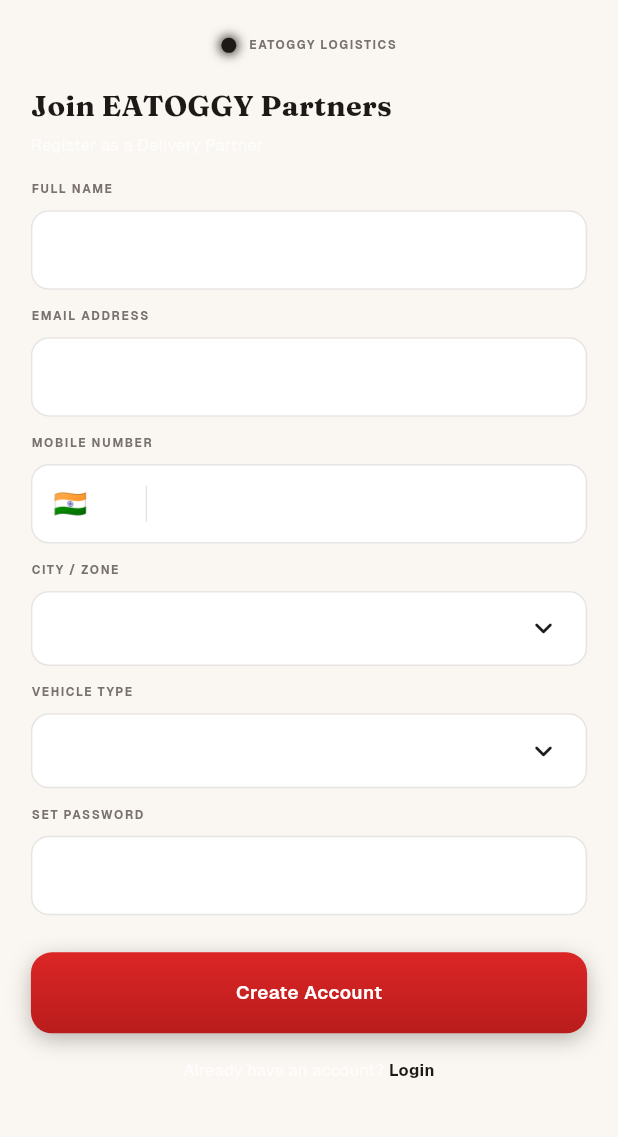
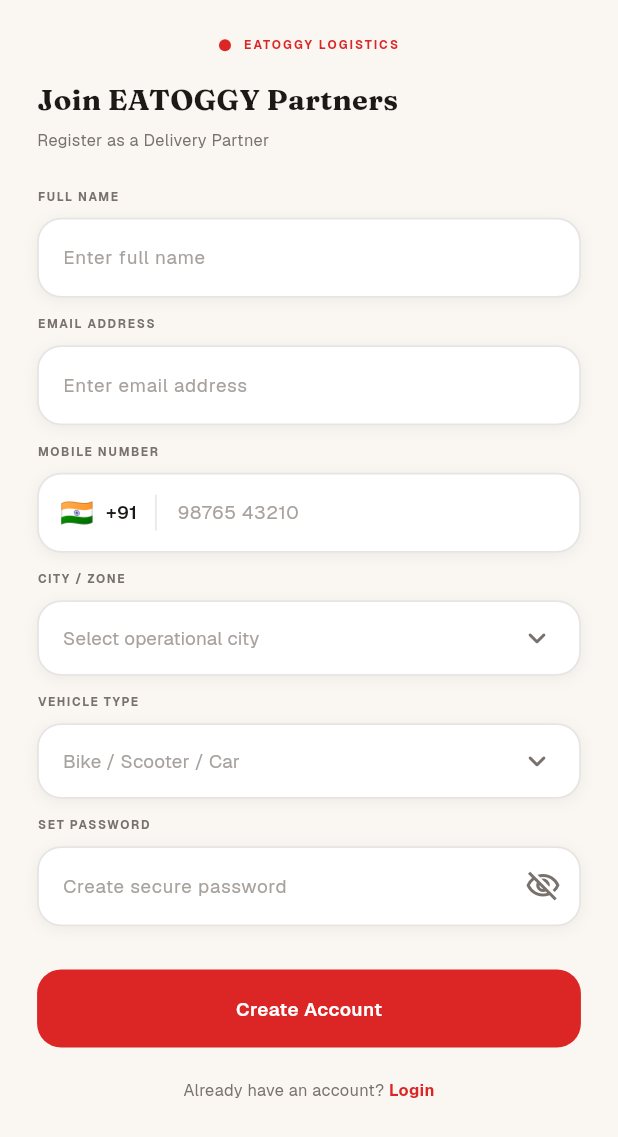
Before and after one commit to prabhasadvmen-maker/eatoggy-partner-app-, a Flutter app: the screen it shows after launch, on a phone screen of 412 x 824 dp. Shown: the top 1137 px of the screen. Run offline on Flutter 3.47's test engine with Material 3 defaults, Android fonts, the phone set to English and light mode, and no system bars; our stand-ins replace equatable, flutter_bloc, go_router, google_fonts, image_picker, sizer; project files that could hold a hidden picture were left out.

Commit message:
feat(auth): enhance partner registration screen with vehicle selection

```diff
--- a/lib/features/authentication/pages/register_screen.dart
+++ b/lib/features/authentication/pages/register_screen.dart
@@ -4,6 +4,7 @@ import 'package:flutter_bloc/flutter_bloc.dart';
 import 'package:sizer/sizer.dart';
 import '../../../core/theme/app_colors.dart';
 import '../../../core/theme/app_text_styles.dart';
+import '../../../core/theme/app_spacing.dart';
 import '../bloc/register_bloc.dart';
 
 class RegisterScreen extends StatelessWidget {
@@ -84,10 +85,9 @@ class _RegisterViewState extends State<RegisterView> {
 
   @override
   Widget build(BuildContext context) {
-    const bgColor = AppColors.darkBackground;
-    const goldColor = AppColors.goldFont;
-    const borderColor = AppColors.darkBorder;
-    const inputBgColor = AppColors.darkSurface;
+    const bgColor = AppColors.background;
+    const borderColor = AppColors.border;
+    const inputBgColor = AppColors.surface;
 
     return Scaffold(
       backgroundColor: bgColor,
@@ -99,7 +99,7 @@ class _RegisterViewState extends State<RegisterView> {
             }
           },
           child: SingleChildScrollView(
-            padding: EdgeInsets.symmetric(horizontal: 5.w, vertical: 2.h),
+            padding: EdgeInsets.symmetric(horizontal: 6.w, vertical: 2.h),
             child: Column(
               crossAxisAlignment: CrossAxisAlignment.start,
               children: [
@@ -111,45 +111,39 @@ class _RegisterViewState extends State<RegisterView> {
                     mainAxisSize: MainAxisSize.min,
                     children: [
                       Container(
-                        width: 10,
-                        height: 10,
+                        width: 8,
+                        height: 8,
                         decoration: const BoxDecoration(
-                          color: goldColor,
+                          color: AppColors.primary,
                           shape: BoxShape.circle,
-                          boxShadow: [
-                            BoxShadow(
-                              color: goldColor,
-                              blurRadius: 6,
-                              spreadRadius: 1,
-                            )
-                          ],
                         ),
                       ),
                       const SizedBox(width: 8),
                       Text(
                         'EATOGGY LOGISTICS',
-                        style: AppTextStyles.label,
+                        style: AppTextStyles.label.copyWith(
+                          color: AppColors.primary,
+                          letterSpacing: 1.4,
+                        ),
                       ),
                     ],
                   ),
                 ),
 
-                SizedBox(height: 2.5.h),
+                SizedBox(height: 2.h),
 
-                // Title & Subtitle
+                // Title & Subtitle matching d01b-register.svg
                 Text(
                   'Join EATOGGY Partners',
                   style: AppTextStyles.headingLarge,
                 ),
-                SizedBox(height: 0.5.h),
+                SizedBox(height: 0.6.h),
                 Text(
                   'Register as a Delivery Partner',
-                  style: AppTextStyles.bodyMedium.copyWith(
-                    color: Colors.white70,
-                  ),
+                  style: AppTextStyles.bodyMedium,
                 ),
 
-                SizedBox(height: 2.h),
+                SizedBox(height: 3.h),
 
                 // FULL NAME
                 _buildLabel('FULL NAME'),
@@ -203,10 +197,12 @@ class _RegisterViewState extends State<RegisterView> {
                         Container(
                           decoration: BoxDecoration(
                             color: inputBgColor,
-                            borderRadius: BorderRadius.circular(12),
+                            borderRadius: AppRadius.borderLg,
                             border: Border.all(
                               color: hasError ? AppColors.error : borderColor,
+                              width: 1.2,
                             ),
+                            boxShadow: AppShadows.card,
                           ),
                           child: Row(
                             children: [
@@ -215,11 +211,10 @@ class _RegisterViewState extends State<RegisterView> {
                                 child: Row(
                                   children: [
                                     const Text('🇮🇳', style: TextStyle(fontSize: 18)),
-                                    const SizedBox(width: 6),
+                                    const SizedBox(width: 8),
                                     Text(
                                       '+91',
                                       style: AppTextStyles.bodyLarge.copyWith(
-                                        color: Colors.white,
                                         fontWeight: FontWeight.w600,
                                       ),
                                     ),
@@ -241,10 +236,10 @@ class _RegisterViewState extends State<RegisterView> {
                                     LengthLimitingTextInputFormatter(10),
                                   ],
                                   onChanged: (val) => context.read<RegisterBloc>().add(RegisterPhoneChanged(val)),
-                                  style: AppTextStyles.bodyLarge.copyWith(color: Colors.white),
+                                  style: AppTextStyles.bodyLarge.copyWith(fontWeight: FontWeight.w500),
                                   decoration: InputDecoration(
                                     hintText: '98765 43210',
-                                    hintStyle: AppTextStyles.bodyLarge.copyWith(color: Colors.white38),
+                                    hintStyle: AppTextStyles.bodyLarge.copyWith(color: AppColors.textPlaceholder),
                                     fillColor: Colors.transparent,
                                     filled: false,
                                     border: InputBorder.none,
@@ -338,19 +333,21 @@ class _RegisterViewState extends State<RegisterView> {
                         Container(
                           decoration: BoxDecoration(
                             color: inputBgColor,
-                            borderRadius: BorderRadius.circular(12),
+                            borderRadius: AppRadius.borderLg,
                             border: Border.all(
                               color: hasError ? AppColors.error : borderColor,
+                              width: 1.2,
                             ),
+                            boxShadow: AppShadows.card,
                           ),
                           child: TextField(
                             controller: _passwordController,
                             obscureText: state.obscurePassword,
                             onChanged: (val) => context.read<RegisterBloc>().add(RegisterPasswordChanged(val)),
-                            style: AppTextStyles.bodyLarge.copyWith(color: Colors.white),
+                            style: AppTextStyles.bodyLarge.copyWith(fontWeight: FontWeight.w500),
                             decoration: InputDecoration(
                               hintText: 'Create secure password',
-                              hintStyle: AppTextStyles.bodyLarge.copyWith(color: Colors.white38),
+                              hintStyle: AppTextStyles.bodyLarge.copyWith(color: AppColors.textPlaceholder),
                               fillColor: Colors.transparent,
                               filled: false,
                               border: InputBorder.none,
@@ -363,7 +360,7 @@ class _RegisterViewState extends State<RegisterView> {
                               suffixIcon: IconButton(
                                 icon: Icon(
                                   state.obscurePassword ? Icons.visibility_off_outlined : Icons.visibility_outlined,
-                                  color: Colors.white54,
+                                  color: AppColors.textSecondary,
                                 ),
                                 onPressed: () {
                                   context.read<RegisterBloc>().add(const RegisterTogglePasswordVisibility());
@@ -387,43 +384,35 @@ class _RegisterViewState extends State<RegisterView> {
                   },
                 ),
 
-                SizedBox(height: 3.h),
+                SizedBox(height: 3.5.h),
 
-                // CREATE ACCOUNT BUTTON
+                // CREATE ACCOUNT BUTTON (Solid Crimson Red)
                 BlocBuilder<RegisterBloc, RegisterState>(
                   builder: (context, state) {
-                    return GestureDetector(
-                      onTap: state.isSubmitting
+                    return SizedBox(
+                      width: double.infinity,
+                      height: AppDimensions.buttonHeight,
+                      child: ElevatedButton(
+                        onPressed: state.isSubmitting
                             ? null
                             : () {
                                 context.read<RegisterBloc>().add(const RegisterSubmitted());
                               },
-                      child: Container(
-                        height: 54,
-                        width: double.infinity,
-                        decoration: BoxDecoration(
-                          borderRadius: BorderRadius.circular(14),
-                          gradient: const LinearGradient(
-                            colors: [AppColors.goldGradientStart, AppColors.goldGradientEnd],
-                            begin: Alignment.topCenter,
-                            end: Alignment.bottomCenter,
+                        style: ElevatedButton.styleFrom(
+                          backgroundColor: AppColors.primary,
+                          foregroundColor: AppColors.textLight,
+                          elevation: 0,
+                          shape: RoundedRectangleBorder(
+                            borderRadius: AppRadius.borderLg,
                           ),
-                          boxShadow: [
-                            BoxShadow(
-                              color: goldColor.withValues(alpha: 0.3),
-                              blurRadius: 12,
-                              offset: const Offset(0, 4),
-                            )
-                          ],
                         ),
-                        child: Center(
                         child: state.isSubmitting
                             ? const SizedBox(
-                                  width: 24,
-                                  height: 24,
+                                width: 22,
+                                height: 22,
                                 child: CircularProgressIndicator(
                                   strokeWidth: 2.5,
-                                    color: AppColors.darkBackground,
+                                  color: Colors.white,
                                 ),
                               )
                             : Text(
@@ -431,12 +420,11 @@ class _RegisterViewState extends State<RegisterView> {
                                 style: AppTextStyles.button,
                               ),
                       ),
-                      ),
                     );
                   },
                 ),
 
-                SizedBox(height: 2.h),
+                SizedBox(height: 2.5.h),
 
                 // Already have an account? Login
                 Center(
@@ -445,14 +433,14 @@ class _RegisterViewState extends State<RegisterView> {
                     children: [
                       Text(
                         'Already have an account? ',
-                        style: AppTextStyles.bodyMedium.copyWith(color: Colors.white70),
+                        style: AppTextStyles.bodyMedium,
                       ),
                       GestureDetector(
                         onTap: widget.onLoginTap,
                         child: Text(
                           'Login',
                           style: AppTextStyles.bodyMedium.copyWith(
-                            color: goldColor,
+                            color: AppColors.primary,
                             fontWeight: FontWeight.bold,
                           ),
                         ),
@@ -493,19 +481,21 @@ class _RegisterViewState extends State<RegisterView> {
         Container(
           decoration: BoxDecoration(
             color: inputBgColor,
-            borderRadius: BorderRadius.circular(12),
+            borderRadius: AppRadius.borderLg,
             border: Border.all(
               color: hasError ? AppColors.error : borderColor,
+              width: 1.2,
             ),
+            boxShadow: AppShadows.card,
           ),
           child: TextField(
             controller: controller,
             keyboardType: keyboardType,
             onChanged: onChanged,
-            style: AppTextStyles.bodyLarge.copyWith(color: Colors.white),
+            style: AppTextStyles.bodyLarge.copyWith(fontWeight: FontWeight.w500),
             decoration: InputDecoration(
               hintText: hintText,
-              hintStyle: AppTextStyles.bodyLarge.copyWith(color: Colors.white38),
+              hintStyle: AppTextStyles.bodyLarge.copyWith(color: AppColors.textPlaceholder),
               fillColor: Colors.transparent,
               filled: false,
               border: InputBorder.none,
@@ -549,27 +539,29 @@ class _RegisterViewState extends State<RegisterView> {
           padding: const EdgeInsets.symmetric(horizontal: 16),
           decoration: BoxDecoration(
             color: inputBgColor,
-            borderRadius: BorderRadius.circular(12),
+            borderRadius: AppRadius.borderLg,
             border: Border.all(
               color: hasError ? AppColors.error : borderColor,
+              width: 1.2,
             ),
+            boxShadow: AppShadows.card,
           ),
           child: DropdownButtonHideUnderline(
             child: DropdownButton<String>(
               value: value,
               hint: Text(
                 hintText,
-                style: AppTextStyles.bodyLarge.copyWith(color: Colors.white38),
+                style: AppTextStyles.bodyLarge.copyWith(color: AppColors.textPlaceholder),
               ),
               isExpanded: true,
               dropdownColor: inputBgColor,
-              icon: const Icon(Icons.keyboard_arrow_down_rounded, color: AppColors.goldFont),
+              icon: const Icon(Icons.keyboard_arrow_down_rounded, color: AppColors.textSecondary),
               items: items.map((item) {
                 return DropdownMenuItem<String>(
                   value: item,
                   child: Text(
                     item,
-                    style: AppTextStyles.bodyLarge.copyWith(color: Colors.white),
+                    style: AppTextStyles.bodyLarge.copyWith(fontWeight: FontWeight.w500),
                   ),
                 );
               }).toList(),
```
Lines whose indentation alone changed are shown as unchanged.
